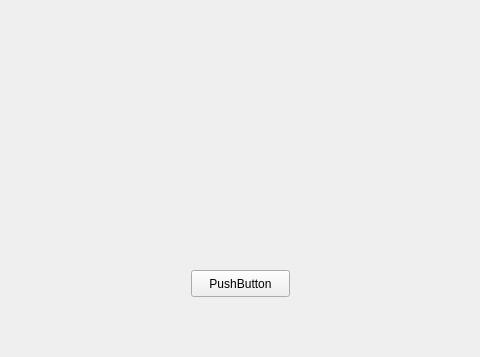
Old version of the form InheritConnectable/mainwindow.ui in the repository RichardHitier/tryQt; both pictures show x 119 to 599 and y 0 to 357 of the 800 by 600 pixel window.
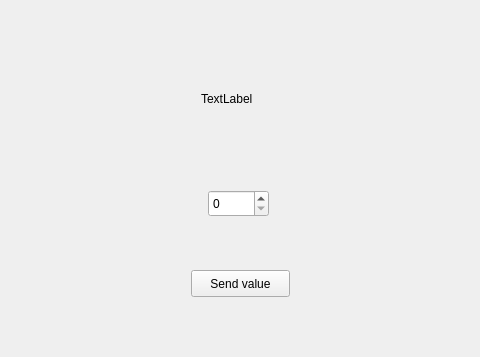
New version of the form.

Commit message: connect every thing to gui. hallehuia

```diff
--- a/InheritConnectable/mainwindow.ui
+++ b/InheritConnectable/mainwindow.ui
@@ -24,7 +24,30 @@
      </rect>
     </property>
     <property name="text">
-     <string>PushButton</string>
+     <string>Send value</string>
+    </property>
+   </widget>
+   <widget class="QLabel" name="label">
+    <property name="geometry">
+     <rect>
+      <x>320</x>
+      <y>90</y>
+      <width>67</width>
+      <height>17</height>
+     </rect>
+    </property>
+    <property name="text">
+     <string>TextLabel</string>
+    </property>
+   </widget>
+   <widget class="QSpinBox" name="spinBox">
+    <property name="geometry">
+     <rect>
+      <x>327</x>
+      <y>190</y>
+      <width>61</width>
+      <height>27</height>
+     </rect>
     </property>
    </widget>
   </widget>
```
The commit also changes 3 other files.
